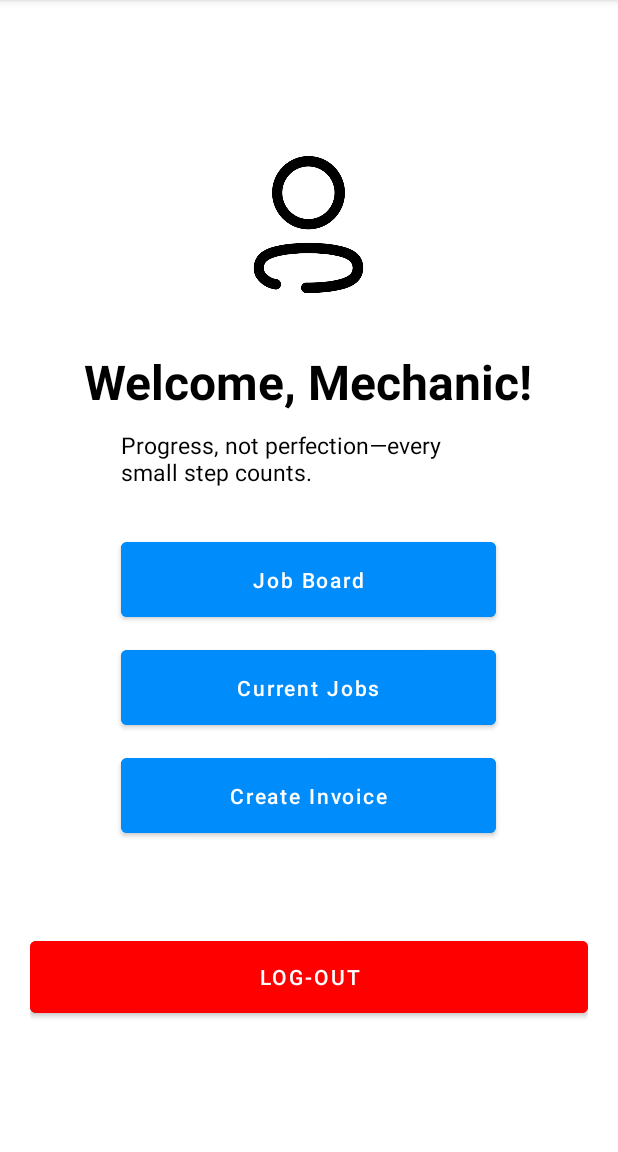
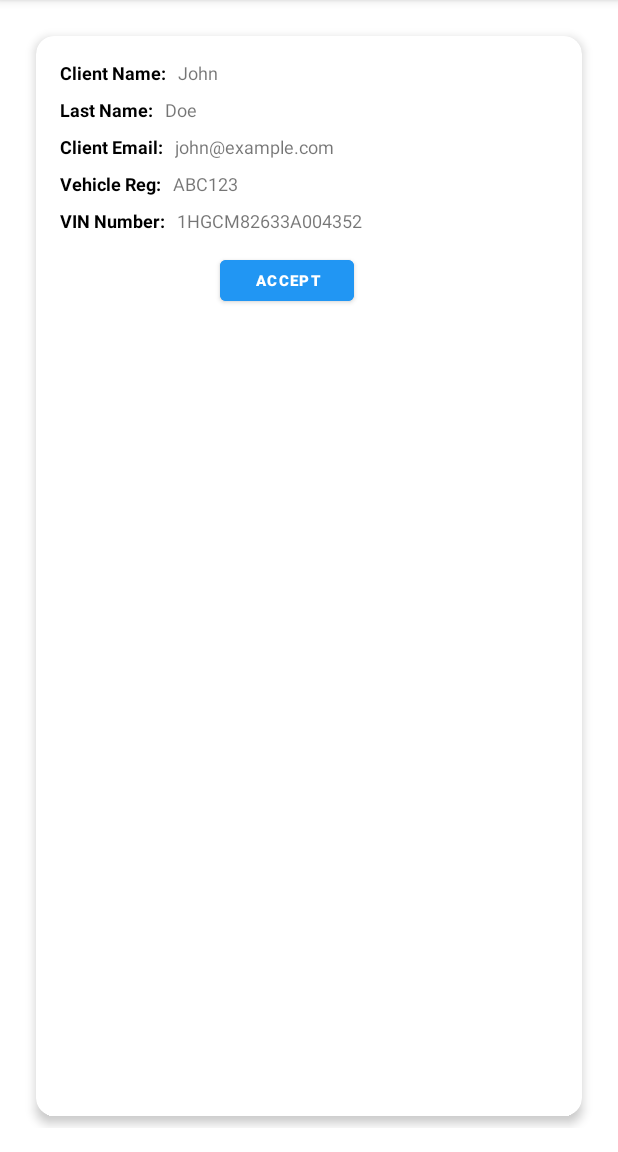
Before and after one commit to LeboneCodeSolutions/AndriodITGroup, an Android app: the MechanicDashboardActivity screen opened directly, with no data from a screen before it, after a tap on "Job Board", on a phone screen of 412 x 824 dp, the part 84-1236 px from its top. Run offline under Robolectric (Android 15) with nearby library versions, the phone set to English and light mode, and no system bars; our stand-ins replace Firebase (no records; nobody signed in at launch, a user with empty details on screens opened directly).

Commit message:
Job Board Completed

```diff
--- a/app/src/main/AndroidManifest.xml
+++ b/app/src/main/AndroidManifest.xml
@@ -24,6 +24,9 @@
             android:exported="true"/>
         <activity android:name=".activities.MechanicJobsActivity" />
         <activity android:name=".activities.MechanicJobDetailsActivity" />
+
+    <activity android:name=".activities.JobBoardActivity" android:exported="true"/>
+
         <activity android:name=".activities.InvoiceCreateActivity" />
         <activity android:name=".activities.editProfileActivity"
             android:exported="true"/>
--- /dev/null
+++ b/app/src/main/java/com/carservice/carservicemechanic/activities/CarJob.java
@@ -0,0 +1,23 @@
+package com.carservice.carservicemechanic.activities;
+
+public class CarJob {
+    private String clientName;
+    private String lastName;
+    private String clientEmail;
+    private String vehicleReg;
+    private String vinNumber;
+
+    public CarJob(String clientName, String lastName, String clientEmail, String vehicleReg, String vinNumber) {
+        this.clientName = clientName;
+        this.lastName = lastName;
+        this.clientEmail = clientEmail;
+        this.vehicleReg = vehicleReg;
+        this.vinNumber = vinNumber;
+    }
+
+    public String getClientName() { return clientName; }
+    public String getLastName() { return lastName; }
+    public String getClientEmail() { return clientEmail; }
+    public String getVehicleReg() { return vehicleReg; }
+    public String getVinNumber() { return vinNumber; }
+}
--- /dev/null
+++ b/app/src/main/java/com/carservice/carservicemechanic/activities/JobAdapter.java
@@ -0,0 +1,71 @@
+package com.carservice.carservicemechanic.activities;
+
+import android.view.LayoutInflater;
+import android.view.View;
+import android.view.ViewGroup;
+import android.widget.Button;
+import android.widget.TextView;
+
+import androidx.annotation.NonNull;
+import androidx.recyclerview.widget.RecyclerView;
+
+import com.carservice.carservicemechanic.R;
+
+import java.util.List;
+
+public class JobAdapter extends RecyclerView.Adapter<JobAdapter.JobViewHolder> {
+
+    private List<CarJob> jobs;
+    private OnAcceptClickListener listener;
+
+    public interface OnAcceptClickListener {
+        void onAccept(CarJob job);
+    }
+
+    public JobAdapter(List<CarJob> jobs, OnAcceptClickListener listener) {
+        this.jobs = jobs;
+        this.listener = listener;
+    }
+
+    @NonNull
+    @Override
+    public JobViewHolder onCreateViewHolder(@NonNull ViewGroup parent, int viewType) {
+        View view = LayoutInflater.from(parent.getContext())
+                .inflate(R.layout.item_car_job, parent, false);
+        return new JobViewHolder(view);
+    }
+
+    @Override
+    public void onBindViewHolder(@NonNull JobViewHolder holder, int position) {
+        CarJob job = jobs.get(position);
+        holder.tvClientName.setText(job.getClientName());
+        holder.tvLastName.setText(job.getLastName());
+        holder.tvClientEmail.setText(job.getClientEmail());
+        holder.tvVehicleReg.setText(job.getVehicleReg());
+        holder.tvVinNumber.setText(job.getVinNumber());
+
+        holder.btnAcceptJob.setOnClickListener(v -> {
+            if (listener != null) listener.onAccept(job);
+        });
+    }
+
+    @Override
+    public int getItemCount() {
+        return jobs.size();
+    }
+
+    static class JobViewHolder extends RecyclerView.ViewHolder {
+        TextView tvClientName, tvLastName, tvClientEmail, tvVehicleReg, tvVinNumber;
+        Button btnAcceptJob;
+
+        JobViewHolder(@NonNull View itemView) {
+            super(itemView);
+            tvClientName = itemView.findViewById(R.id.tvClientName);
+            tvLastName = itemView.findViewById(R.id.tvLastName);
+            tvClientEmail = itemView.findViewById(R.id.tvClientEmail);
+            tvVehicleReg = itemView.findViewById(R.id.tvVehicleReg);
+            tvVinNumber = itemView.findViewById(R.id.tvVinNumber);
+            btnAcceptJob = itemView.findViewById(R.id.btnAcceptJob);
+        }
+    }
+}
--- /dev/null
+++ b/app/src/main/java/com/carservice/carservicemechanic/activities/JobBoardActivity.java
@@ -0,0 +1,44 @@
+package com.carservice.carservicemechanic.activities;
+
+import android.os.Bundle;
+import androidx.appcompat.app.AppCompatActivity;
+import androidx.recyclerview.widget.LinearLayoutManager;
+import androidx.recyclerview.widget.RecyclerView;
+
+import com.carservice.carservicemechanic.R;
+
+import java.util.ArrayList;
+import java.util.List;
+
+public class JobBoardActivity extends AppCompatActivity {
+
+    RecyclerView rvJobList;
+    JobAdapter adapter;
+    List<CarJob> jobs;
+
+    @Override
+    protected void onCreate(Bundle savedInstanceState) {
+        super.onCreate(savedInstanceState);
+        setContentView(R.layout.activity_job_board);
+
+        rvJobList = findViewById(R.id.rvJobList);
+        rvJobList.setLayoutManager(new LinearLayoutManager(this));
+
+        // Sample data
+        jobs = new ArrayList<>();
+        jobs.add(new CarJob("John", "Doe", "john@example.com", "ABC123", "1HGCM82633A004352"));
+        jobs.add(new CarJob("Jane", "Smith", "jane@example.com", "XYZ789", "1HGCM82633A004353"));
+        // Add as many cars as you need
+
+        adapter = new JobAdapter(jobs, new JobAdapter.OnAcceptClickListener() {
+            @Override
+            public void onAccept(CarJob job) {
+                // Handle accept job click
+                // e.g., update database or show a Toast
+                // Toast.makeText(JobBoardActivity.this, "Accepted: " + job.getClientName(), Toast.LENGTH_SHORT).show();
+            }
+        });
+
+        rvJobList.setAdapter(adapter);
+    }
+}
--- a/app/src/main/java/com/carservice/carservicemechanic/activities/MechanicDashboardActivity.java
+++ b/app/src/main/java/com/carservice/carservicemechanic/activities/MechanicDashboardActivity.java
@@ -41,7 +41,7 @@ public class MechanicDashboardActivity extends AppCompatActivity {
 
         // ✅ Button listeners
         btnViewJobsBoard.setOnClickListener(v ->
-                Toast.makeText(this, "Job Board clicked", Toast.LENGTH_SHORT).show());
+                startActivity(new Intent(this, JobBoardActivity.class)));
 
         btnViewCurrentJobs.setOnClickListener(v ->
                 Toast.makeText(this, "Current Jobs clicked", Toast.LENGTH_SHORT).show());
--- /dev/null
+++ b/app/src/main/res/layout/activity_job_board.xml
@@ -0,0 +1,17 @@
+<?xml version="1.0" encoding="utf-8"?>
+<androidx.constraintlayout.widget.ConstraintLayout
+    xmlns:android="http://schemas.android.com/apk/res/android"
+    xmlns:app="http://schemas.android.com/apk/res-auto"
+    android:layout_width="match_parent"
+    android:layout_height="match_parent"
+    android:padding="8dp">
+
+    <androidx.recyclerview.widget.RecyclerView
+        android:id="@+id/rvJobList"
+        android:layout_width="match_parent"
+        android:layout_height="match_parent"
+        app:layout_constraintTop_toTopOf="parent"
+        app:layout_constraintBottom_toBottomOf="parent"
+        app:layout_constraintStart_toStartOf="parent"
+        app:layout_constraintEnd_toEndOf="parent"/>
+</androidx.constraintlayout.widget.ConstraintLayout>
--- /dev/null
+++ b/app/src/main/res/layout/item_car_job.xml
@@ -0,0 +1,166 @@
+<?xml version="1.0" encoding="utf-8"?>
+<ScrollView xmlns:android="http://schemas.android.com/apk/res/android"
+    xmlns:app="http://schemas.android.com/apk/res-auto"
+    xmlns:tools="http://schemas.android.com/tools"
+    android:layout_width="match_parent"
+    android:layout_height="match_parent"
+    android:fillViewport="true"
+    android:padding="8dp">
+
+    <androidx.cardview.widget.CardView
+        android:layout_width="match_parent"
+        android:layout_height="wrap_content"
+        app:cardCornerRadius="12dp"
+        app:cardElevation="4dp"
+        android:layout_margin="8dp">
+
+        <androidx.constraintlayout.widget.ConstraintLayout
+            android:layout_width="match_parent"
+            android:layout_height="wrap_content"
+            android:padding="16dp">
+            <!-- Label: Client Name -->
+            <TextView
+                android:id="@+id/labelClientName"
+                android:layout_width="wrap_content"
+                android:layout_height="wrap_content"
+                android:text="Client Name:"
+                android:textColor="#000000"
+                android:textSize="12sp"
+                android:textStyle="bold"
+                app:layout_constraintStart_toStartOf="parent"
+                app:layout_constraintTop_toTopOf="parent" />
+
+            <!-- Client Name Value -->
+            <TextView
+                android:id="@+id/tvClientName"
+                android:layout_width="0dp"
+                android:layout_height="wrap_content"
+                android:layout_marginStart="8dp"
+                android:text="John"
+                android:textSize="12sp"
+                app:layout_constraintEnd_toEndOf="parent"
+                app:layout_constraintStart_toEndOf="@id/labelClientName"
+                app:layout_constraintTop_toTopOf="@id/labelClientName" />
+
+            <!-- Label: Last Name -->
+            <TextView
+                android:id="@+id/labelLastName"
+                android:layout_width="wrap_content"
+                android:layout_height="wrap_content"
+                android:layout_marginTop="8dp"
+                android:text="Last Name:"
+                android:textColor="#000000"
+                android:textSize="12sp"
+                android:textStyle="bold"
+                app:layout_constraintStart_toStartOf="parent"
+                app:layout_constraintTop_toBottomOf="@id/labelClientName" />
+
+            <!-- Last Name Value -->
+            <TextView
+                android:id="@+id/tvLastName"
+                android:layout_width="0dp"
+                android:layout_height="wrap_content"
+                android:layout_marginStart="8dp"
+                android:text="Doe"
+                android:textSize="12sp"
+                app:layout_constraintEnd_toEndOf="parent"
+                app:layout_constraintStart_toEndOf="@id/labelLastName"
+                app:layout_constraintTop_toTopOf="@id/labelLastName" />
+
+            <!-- Label: Client Email -->
+            <TextView
+                android:id="@+id/labelClientEmail"
+                android:layout_width="wrap_content"
+                android:layout_height="wrap_content"
+                android:layout_marginTop="8dp"
+                android:text="Client Email:"
+                android:textColor="#000000"
+                android:textSize="12sp"
+                android:textStyle="bold"
+                app:layout_constraintStart_toStartOf="parent"
+                app:layout_constraintTop_toBottomOf="@id/labelLastName" />
+
+            <!-- Client Email Value -->
+            <TextView
+                android:id="@+id/tvClientEmail"
+                android:layout_width="0dp"
+                android:layout_height="wrap_content"
+                android:layout_marginStart="8dp"
+                android:text="example@email.com"
+                android:textSize="12sp"
+                app:layout_constraintEnd_toEndOf="parent"
+                app:layout_constraintStart_toEndOf="@id/labelClientEmail"
+                app:layout_constraintTop_toTopOf="@id/labelClientEmail" />
+
+            <!-- Label: Vehicle Registration -->
+            <TextView
+                android:id="@+id/labelVehicleReg"
+                android:layout_width="wrap_content"
+                android:layout_height="wrap_content"
+                android:layout_marginTop="8dp"
+                android:text="Vehicle Reg:"
+                android:textColor="#000000"
+                android:textSize="12sp"
+                android:textStyle="bold"
+                app:layout_constraintStart_toStartOf="parent"
+                app:layout_constraintTop_toBottomOf="@id/labelClientEmail" />
+
+            <!-- Vehicle Registration Value -->
+
+            <!-- Label: VIN Number -->
+            <TextView
+                android:id="@+id/tvVehicleReg"
+                android:layout_width="0dp"
+                android:layout_height="wrap_content"
+                android:layout_marginStart="8dp"
+                android:text="CA 123-456"
+                android:textSize="12sp"
+                app:layout_constraintEnd_toEndOf="parent"
+                app:layout_constraintStart_toEndOf="@id/labelVehicleReg"
+                app:layout_constraintTop_toTopOf="@id/labelVehicleReg"
+                tools:layout_editor_absoluteX="16dp"
+                tools:layout_editor_absoluteY="93dp" />
+
+            <TextView
+                android:id="@+id/labelVinNumber"
+                android:layout_width="wrap_content"
+                android:layout_height="wrap_content"
+                android:layout_marginTop="8dp"
+                android:text="VIN Number:"
+                android:textColor="#000000"
+                android:textSize="12sp"
+                android:textStyle="bold"
+                app:layout_constraintStart_toStartOf="parent"
+                app:layout_constraintTop_toBottomOf="@id/labelVehicleReg" />
+
+            <!-- VIN Value -->
+            <TextView
+                android:id="@+id/tvVinNumber"
+                android:layout_width="0dp"
+                android:layout_height="wrap_content"
+                android:layout_marginStart="8dp"
+                android:text="1HGCM82633A123456"
+                android:textSize="12sp"
+                app:layout_constraintEnd_toEndOf="parent"
+                app:layout_constraintStart_toEndOf="@id/labelVinNumber"
+                app:layout_constraintTop_toTopOf="@id/labelVinNumber" />
+
+            <!-- Accept Job Button -->
+            <Button
+                android:id="@+id/btnAcceptJob"
+                android:layout_width="89dp"
+                android:layout_height="39dp"
+                android:layout_marginTop="12dp"
+                android:layout_marginEnd="136dp"
+                android:backgroundTint="#2196F3"
+                android:text="Accept"
+                android:textColor="#FFFFFF"
+                android:textSize="10sp"
+                android:textStyle="bold"
+                app:layout_constraintEnd_toEndOf="parent"
+                app:layout_constraintTop_toBottomOf="@id/labelVinNumber" />
+
+
+        </androidx.constraintlayout.widget.ConstraintLayout>
+    </androidx.cardview.widget.CardView>
+</ScrollView>
```
